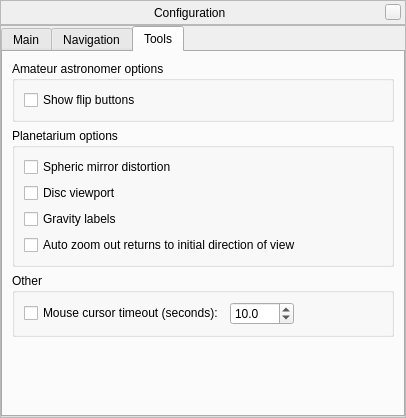
Old version of the form src/gui/configurationDialog.ui in the repository 519984307/stellarium_src.
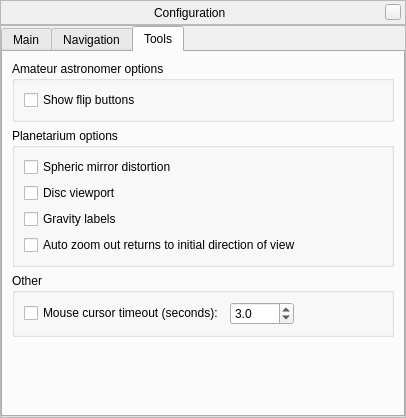
New version of the form. The open tabs and pages were chosen to show the change. Custom widgets are drawn as their Qt base class.

The edit to the form file:
```diff
--- a/src/gui/configurationDialog.ui
+++ b/src/gui/configurationDialog.ui
@@ -544,14 +544,6 @@
          </layout>
         </widget>
         <widget class="QWidget" name="tabTools" >
-         <property name="geometry" >
-          <rect>
-           <x>0</x>
-           <y>0</y>
-           <width>398</width>
-           <height>362</height>
-          </rect>
-         </property>
          <attribute name="title" >
           <string>Tools</string>
          </attribute>
@@ -654,7 +646,7 @@
                   <double>3600.000000000000000</double>
                  </property>
                  <property name="value" >
-                  <double>10.000000000000000</double>
+                  <double>3.000000000000000</double>
                  </property>
                 </widget>
                </item>
```
Left out of the diff: 18 changed lines with no effect on the pictures.
